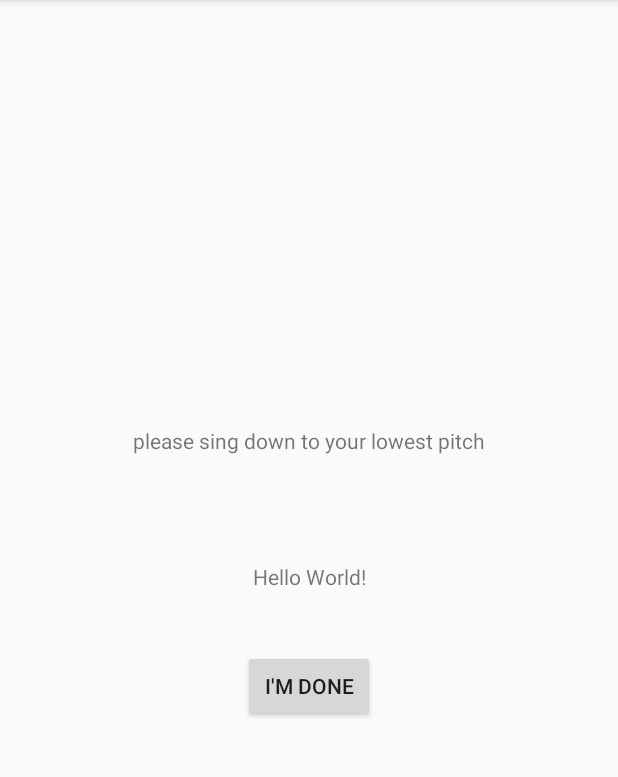
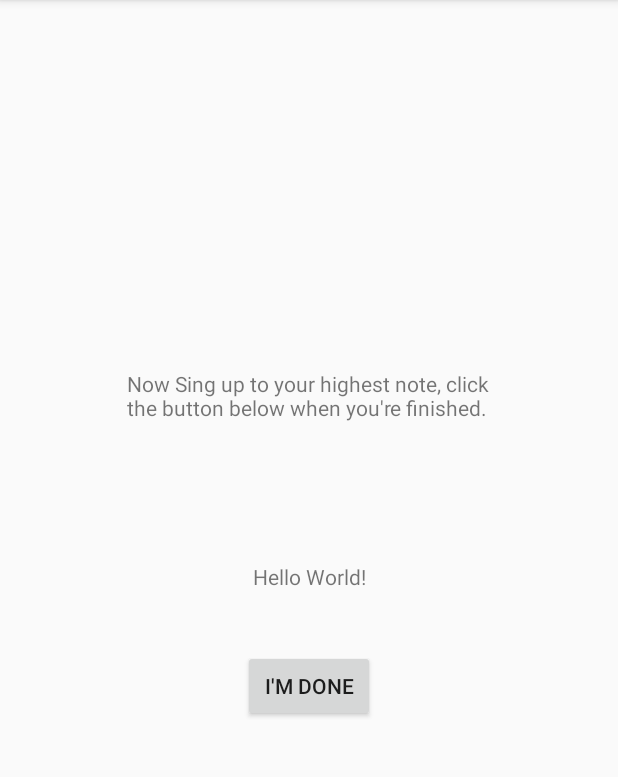
Before and after one commit to xeniazant/Pitch-Preacher, an Android app: the screen it shows after launch (MainActivity), after a tap on "I'M DONE", on a phone screen of 412 x 824 dp, the part 84-861 px from its top. Run offline under Robolectric (Android 15) with nearby library versions, the phone set to English and light mode, and no system bars; 2 statements that could not run were skipped.

Commit message:
completed requirements for preogress report 2.

```diff
--- a/app/src/main/java/com/xeniaz/pitchpreacher/MainActivity.java
+++ b/app/src/main/java/com/xeniaz/pitchpreacher/MainActivity.java
@@ -62,6 +62,7 @@ public class MainActivity extends AppCompatActivity {
 
         final TextView hzDisplay =findViewById(R.id.hzdisplayer);
         Button toView = findViewById(R.id.toView);
+        final TextView instructionsText = findViewById(R.id.singDown);
 
         toView.setOnClickListener(new View.OnClickListener() {
             @Override
@@ -71,6 +72,11 @@ public class MainActivity extends AppCompatActivity {
 
                 }
                 buttonCheck += 1;
+
+                if(buttonCheck == 1){
+                    instructionsText.setText("Now Sing up to your highest note, click the button below when you're finished.");
+                }
+
                 if(buttonCheck >= 2){
                     // Storing the highest and lowest notes in a users range (initially)
                     //in shared preferences vey-value pairs.
--- a/app/src/main/res/layout/activity_main.xml
+++ b/app/src/main/res/layout/activity_main.xml
@@ -29,9 +29,9 @@
 
     <TextView
         android:id="@+id/singDown"
-        android:layout_width="wrap_content"
-        android:layout_height="wrap_content"
-        android:text="please sing down to your lowest pitch"
+        android:layout_width="243dp"
+        android:layout_height="67dp"
+        android:text="Please sing down to your lowest pitch"
         app:layout_constraintBottom_toTopOf="@+id/hzdisplayer"
         app:layout_constraintEnd_toEndOf="parent"
         app:layout_constraintStart_toStartOf="parent"
```
